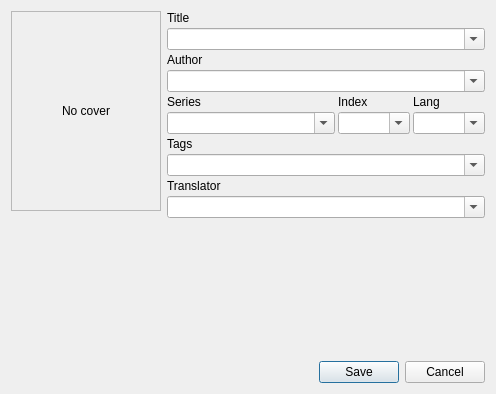
This is designer/editdialog.ui in dnkorpushov/libro as Qt 5 draws it before an edit. The edited form follows.
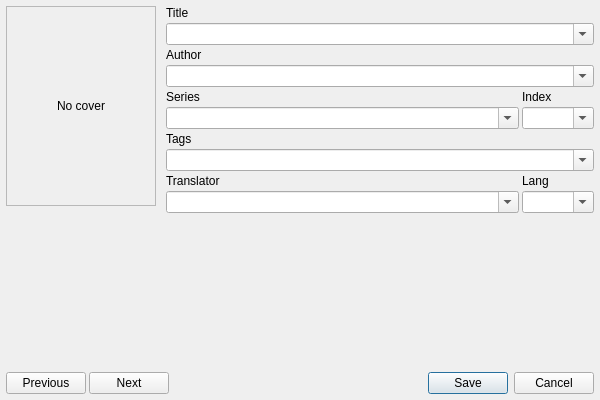
This is the edited form. Custom widgets are drawn as their Qt base class.

Patch:
```diff
--- a/designer/editdialog.ui
+++ b/designer/editdialog.ui
@@ -6,20 +6,62 @@
    <rect>
     <x>0</x>
     <y>0</y>
-    <width>496</width>
-    <height>394</height>
+    <width>600</width>
+    <height>400</height>
    </rect>
   </property>
+  <property name="sizePolicy">
+   <sizepolicy hsizetype="Fixed" vsizetype="Fixed">
+    <horstretch>0</horstretch>
+    <verstretch>0</verstretch>
+   </sizepolicy>
+  </property>
+  <property name="minimumSize">
+   <size>
+    <width>600</width>
+    <height>400</height>
+   </size>
+  </property>
+  <property name="maximumSize">
+   <size>
+    <width>600</width>
+    <height>400</height>
+   </size>
+  </property>
   <property name="windowTitle">
    <string>Dialog</string>
   </property>
-  <layout class="QGridLayout" name="gridLayout_2">
+  <layout class="QGridLayout" name="gridLayout_3">
+   <property name="leftMargin">
+    <number>6</number>
+   </property>
+   <property name="topMargin">
+    <number>6</number>
+   </property>
+   <property name="rightMargin">
+    <number>6</number>
+   </property>
+   <property name="bottomMargin">
+    <number>6</number>
+   </property>
+   <property name="spacing">
+    <number>3</number>
+   </property>
    <item row="0" column="0">
     <layout class="QVBoxLayout" name="verticalLayout_3">
+     <property name="spacing">
+      <number>3</number>
+     </property>
      <item>
       <layout class="QHBoxLayout" name="horizontalLayout" stretch="0,1">
+       <property name="spacing">
+        <number>10</number>
+       </property>
        <item>
         <layout class="QVBoxLayout" name="verticalLayout_2">
+         <property name="spacing">
+          <number>3</number>
+         </property>
          <item>
           <widget class="QLabel" name="label">
            <property name="sizePolicy">
@@ -73,7 +115,7 @@
           </widget>
          </item>
          <item>
-          <widget class="QComboBox" name="comboBox">
+          <widget class="ComboEdit" name="titleEdit">
            <property name="editable">
             <bool>true</bool>
            </property>
@@ -87,7 +129,13 @@
           </widget>
          </item>
          <item>
-          <widget class="QComboBox" name="comboBox_3">
+          <widget class="ComboEdit" name="authorEdit">
+           <property name="maximumSize">
+            <size>
+             <width>16777215</width>
+             <height>16777215</height>
+            </size>
+           </property>
            <property name="editable">
             <bool>true</bool>
            </property>
@@ -95,6 +143,9 @@
          </item>
          <item>
           <layout class="QGridLayout" name="gridLayout">
+           <property name="spacing">
+            <number>3</number>
+           </property>
            <item row="0" column="0">
             <widget class="QLabel" name="label_4">
              <property name="text">
@@ -109,35 +160,15 @@
              </property>
             </widget>
            </item>
-           <item row="0" column="2">
-            <widget class="QLabel" name="label_7">
-             <property name="text">
-              <string>Lang</string>
-             </property>
-            </widget>
-           </item>
            <item row="1" column="0">
-            <widget class="QComboBox" name="comboBox_2">
+            <widget class="ComboEdit" name="seriesEdit">
              <property name="editable">
               <bool>true</bool>
              </property>
             </widget>
            </item>
            <item row="1" column="1">
-            <widget class="QComboBox" name="comboBox_4">
-             <property name="sizePolicy">
-              <sizepolicy hsizetype="Fixed" vsizetype="Fixed">
-               <horstretch>0</horstretch>
-               <verstretch>0</verstretch>
-              </sizepolicy>
-             </property>
-             <property name="editable">
-              <bool>true</bool>
-             </property>
-            </widget>
-           </item>
-           <item row="1" column="2">
-            <widget class="QComboBox" name="comboBox_6">
+            <widget class="ComboEdit" name="seriesIndexEdit">
              <property name="sizePolicy">
               <sizepolicy hsizetype="Fixed" vsizetype="Fixed">
                <horstretch>0</horstretch>
@@ -159,25 +190,52 @@
           </widget>
          </item>
          <item>
-          <widget class="QComboBox" name="comboBox_5">
+          <widget class="ComboEdit" name="tagsEdit">
            <property name="editable">
             <bool>true</bool>
            </property>
           </widget>
          </item>
          <item>
-          <widget class="QLabel" name="label_8">
-           <property name="text">
-            <string>Translator</string>
+          <layout class="QGridLayout" name="gridLayout_2">
+           <property name="spacing">
+            <number>3</number>
            </property>
-          </widget>
-         </item>
-         <item>
-          <widget class="QComboBox" name="comboBox_7">
-           <property name="editable">
-            <bool>true</bool>
-           </property>
-          </widget>
+           <item row="0" column="0">
+            <widget class="QLabel" name="label_8">
+             <property name="text">
+              <string>Translator</string>
+             </property>
+            </widget>
+           </item>
+           <item row="0" column="1">
+            <widget class="QLabel" name="label_7">
+             <property name="text">
+              <string>Lang</string>
+             </property>
+            </widget>
+           </item>
+           <item row="1" column="0">
+            <widget class="ComboEdit" name="translatorEdit">
+             <property name="editable">
+              <bool>true</bool>
+             </property>
+            </widget>
+           </item>
+           <item row="1" column="1">
+            <widget class="ComboEdit" name="langEdit">
+             <property name="sizePolicy">
+              <sizepolicy hsizetype="Fixed" vsizetype="Fixed">
+               <horstretch>0</horstretch>
+               <verstretch>0</verstretch>
+              </sizepolicy>
+             </property>
+             <property name="editable">
+              <bool>true</bool>
+             </property>
+            </widget>
+           </item>
+          </layout>
          </item>
          <item>
           <spacer name="verticalSpacer_3">
@@ -210,19 +268,57 @@
       </spacer>
      </item>
      <item>
-      <widget class="QDialogButtonBox" name="buttonBox">
-       <property name="orientation">
-        <enum>Qt::Horizontal</enum>
-       </property>
-       <property name="standardButtons">
-        <set>QDialogButtonBox::Cancel|QDialogButtonBox::Save</set>
-       </property>
-      </widget>
+      <layout class="QHBoxLayout" name="horizontalLayout_2">
+       <item>
+        <widget class="QPushButton" name="prevButton">
+         <property name="text">
+          <string>Previous</string>
+         </property>
+        </widget>
+       </item>
+       <item>
+        <widget class="QPushButton" name="nextButton">
+         <property name="text">
+          <string>Next</string>
+         </property>
+        </widget>
+       </item>
+       <item>
+        <spacer name="horizontalSpacer">
+         <property name="orientation">
+          <enum>Qt::Horizontal</enum>
+         </property>
+         <property name="sizeHint" stdset="0">
+          <size>
+           <width>40</width>
+           <height>20</height>
+          </size>
+         </property>
+        </spacer>
+       </item>
+       <item>
+        <widget class="QDialogButtonBox" name="buttonBox">
+         <property name="orientation">
+          <enum>Qt::Horizontal</enum>
+         </property>
+         <property name="standardButtons">
+          <set>QDialogButtonBox::Cancel|QDialogButtonBox::Save</set>
+         </property>
+        </widget>
+       </item>
+      </layout>
      </item>
     </layout>
    </item>
   </layout>
  </widget>
+ <customwidgets>
+  <customwidget>
+   <class>ComboEdit</class>
+   <extends>QComboBox</extends>
+   <header>.comboedit.h</header>
+  </customwidget>
+ </customwidgets>
  <resources/>
  <connections>
   <connection>
```
Left out of the diff: 4 changed lines with no effect on the pictures.
